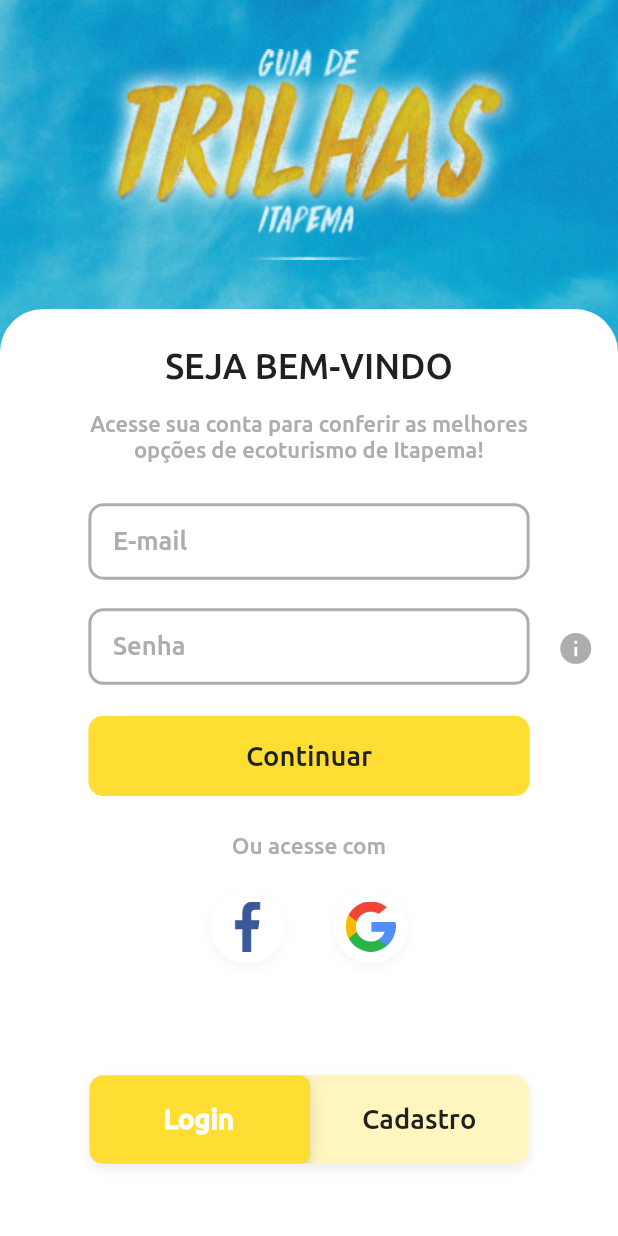
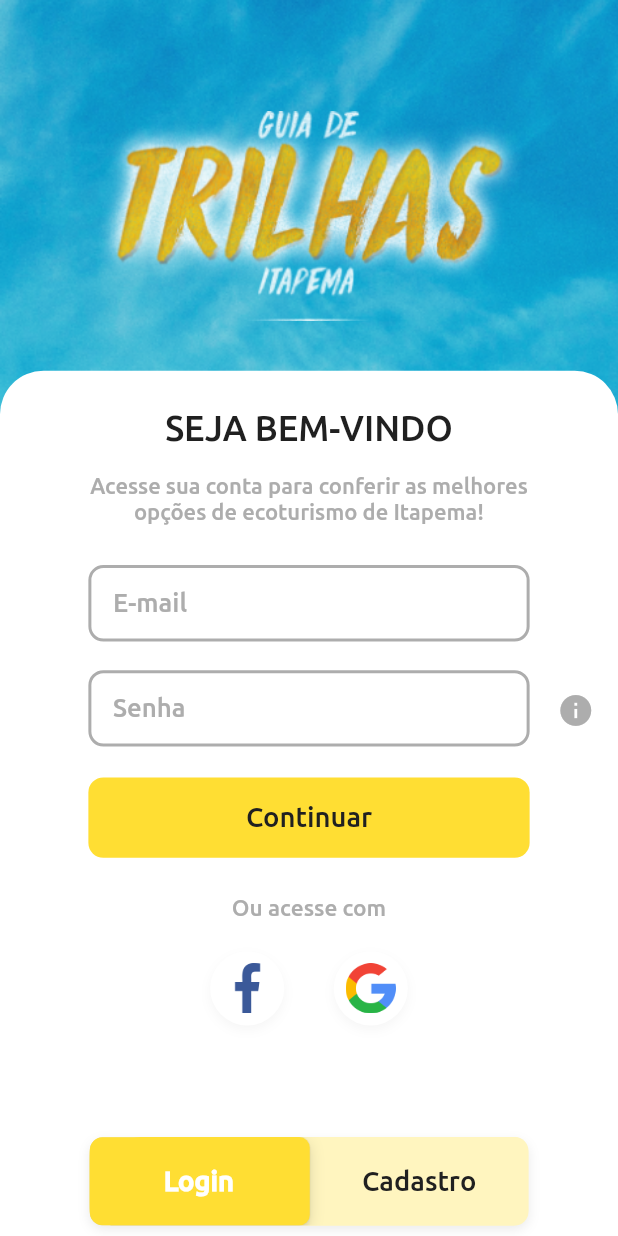
Before and after one commit to devThalyson/ios-trilhas, a Flutter app: the screen it shows after launch, on a phone screen of 412 x 824 dp. Run offline on Flutter 3.47's test engine with Material 2 defaults, Android fonts, the phone set to English and light mode, and no system bars; our stand-ins replace cached_network_image, carousel_slider, email_validator, firebase_auth, firebase_core, firebase_database and 9 more; missing offline and left inert: flutter_email_sender, flutter_facebook_auth, open_mail_app, qr_code_scanner, wc_flutter_share; accounts and stored records are empty; generated files the repository leaves out were written again.

Commit message:
Arrumando tela de login

```diff
--- a/lib/app/views/user_views/password_recovery_view/password_recovery_view.dart
+++ b/lib/app/views/user_views/password_recovery_view/password_recovery_view.dart
@@ -168,7 +168,7 @@ class PasswordRecoveryView extends StatelessWidget {
           Spacer(),
           Container(
             decoration: BoxDecoration(
-              color: Theme.of(context).accentColor,
+              color: AppColors.accentColor,
               borderRadius: BorderRadius.circular(18),
             ),
             height: 15.15.h,
--- a/lib/app/views/user_views/sign_up_view/sign_up_sucess_view.dart
+++ b/lib/app/views/user_views/sign_up_view/sign_up_sucess_view.dart
@@ -23,7 +23,7 @@ class SignUpSucessView extends StatelessWidget {
           Spacer(),
           Container(
             decoration: BoxDecoration(
-              color: Theme.of(context).accentColor,
+              color: AppColors.accentColor,
               borderRadius: BorderRadius.circular(18),
             ),
             height: 15.15.h,
--- a/lib/app/views/user_views/user_home_view.dart
+++ b/lib/app/views/user_views/user_home_view.dart
@@ -69,8 +69,7 @@ class _UserHomeViewState extends State<UserHomeView>
   }
 
   _body() {
-    return SafeArea(
-      child: Container(
+    return Container(
       child: Stack(
         children: [
           Observer(
@@ -88,7 +87,7 @@ class _UserHomeViewState extends State<UserHomeView>
                   milliseconds: 700,
                 ),
                 margin: EdgeInsets.only(
-                    top: _controllerView.logoBarResize ? 10.h : 25.h,
+                  top: _controllerView.logoBarResize ? 14.h : 30.h,
                 ),
                 child: CustomScaffoldBody(
                   bottomMargin: 0,
@@ -110,12 +109,11 @@ class _UserHomeViewState extends State<UserHomeView>
           ),
           Positioned(
             child: _segment(context),
-              top: 87.h,
+            top: 92.h,
             left: 14.5.w,
             right: 14.5.w,
           ),
         ],
-        ),
       ),
     );
   }
@@ -128,7 +126,7 @@ class _UserHomeViewState extends State<UserHomeView>
             borderRadius: BorderRadius.circular(
               10,
             ),
-            color: Theme.of(context).accentColor,
+            color: AppColors.accentColor,
 
             // Box Shadow here
             boxShadow: [
@@ -185,7 +183,7 @@ class _UserHomeViewState extends State<UserHomeView>
               );
             },
             groupValue: _controllerView.segmentIndex,
-            backgroundColor: Theme.of(context).accentColor,
+            backgroundColor: AppColors.accentColor,
           ),
         );
       },
--- a/lib/shared/custom_widgets/custom_bars/custom_logo_bar.dart
+++ b/lib/shared/custom_widgets/custom_bars/custom_logo_bar.dart
@@ -28,8 +28,8 @@ class CustomLogoBar extends StatelessWidget {
                 milliseconds: 700,
               ),
               margin: EdgeInsets.only(
-                top: resize ? 2.h : 4.h,
-                bottom: resize ? 2.h : 4.h,
+                top: resize ? 5.5.h : 9.h,
+                bottom: resize ? 7.h : 9.h,
               ),
               width: resize ? 40.w : 70.w,
               height: resize ? 6.5.h : 17.h,
--- a/lib/shared/theme/app_theme/app_theme.dart
+++ b/lib/shared/theme/app_theme/app_theme.dart
@@ -6,7 +6,6 @@ class AppTheme {
     brightness: AppColors.brightness,
     fontFamily: "ubuntu-medium",
     primaryColor: AppColors.primaryColor,
-    accentColor: AppColors.accentColor,
     splashColor: AppColors.primaryColor,
     errorColor: AppColors.errorColor,
     scaffoldBackgroundColor: AppColors.scaffoldColor,
```
Lines whose indentation alone changed are shown as unchanged.
